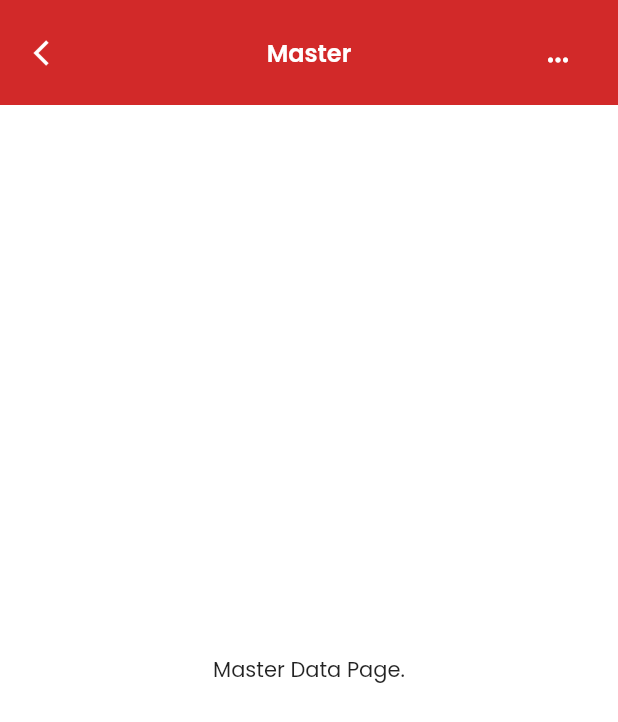
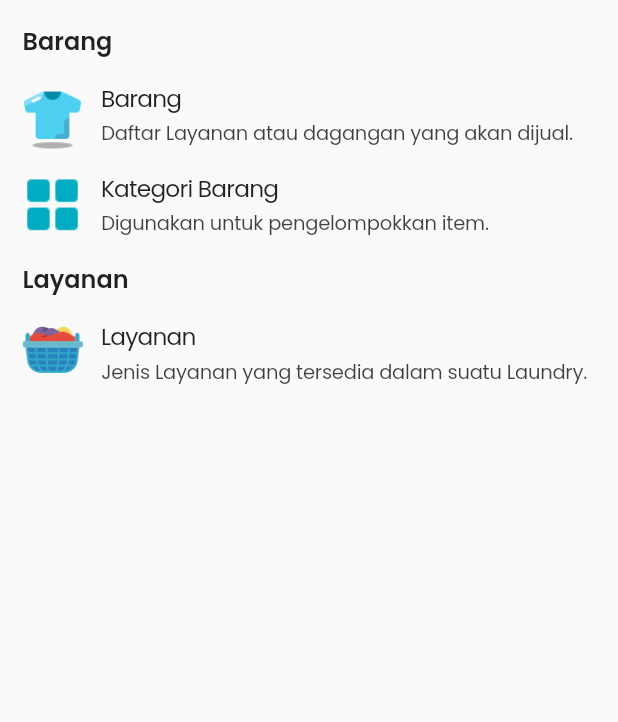
Before and after one commit to putraops/OpsLaundry.Mobile, a Flutter app: the MasterDataPage widget shown alone on an empty page, opened directly, on a phone screen of 412 x 824 dp. Shown: the top 722 px of the screen. Run offline on Flutter 3.47's test engine with Material 2 defaults, Android fonts, the light colour scheme and no system bars; our stand-ins replace dio, flutter_native_splash, flutter_redux, flutter_slidable, redux, shared_preferences; missing offline and left inert: bottom_sheet; accounts and stored records are empty.

Commit message:
Master Data menu
init

```diff
--- a/lib/components/BottomSheet.dart
+++ b/lib/components/BottomSheet.dart
@@ -81,7 +81,7 @@ void draggableBottomSheet(context, Widget widget) {
   );
 }
 
-void bottomSheet(context, String title, Widget widget, { double? size = 0.5 }) {
+void bottomSheet(context, String title, Widget widget, { double? size = 0.5, bool? hasRadius = true }) {
   showModalBottomSheet<void>(
     context: context,
     backgroundColor: Colors.transparent,
@@ -94,11 +94,11 @@ void bottomSheet(context, String title, Widget widget, { double? size = 0.5 }) {
         behavior: HitTestBehavior.deferToChild,
         child: Container(
           height: size == null ? MediaQuery.of(context).size.height * 0.5 : ((MediaQuery.of(context).size.height * size!) - 50),
-          decoration: const BoxDecoration(
+          decoration: BoxDecoration(
             color: Colors.white,
             borderRadius: BorderRadius.only(
-              topLeft: Radius.circular(15.0),
-              topRight: Radius.circular(15.0),
+              topLeft: Radius.circular(hasRadius! ? 15.0 : 0),
+              topRight:Radius.circular(hasRadius! ? 15.0 : 0),
             ),
           ),
           child: Column(
--- a/lib/components/CustomAppBar.dart
+++ b/lib/components/CustomAppBar.dart
@@ -7,7 +7,7 @@ PreferredSize customAppBar (BuildContext context, String title, { dynamic action
     child: AppBar(
       // backgroundColor: color.primary,
       title: Text(title,
-        style: const TextStyle(fontSize: 17, color: Colors.black, letterSpacing: -.5, fontWeight: FontWeight.w600,),
+        style: const TextStyle(fontSize: 16, color: Colors.black, letterSpacing: -.5, fontWeight: FontWeight.w600,),
       ),
       centerTitle: true,
       leading: IconButton(
--- a/lib/pages/dashboard/navigation/DashboardMenuController.dart
+++ b/lib/pages/dashboard/navigation/DashboardMenuController.dart
@@ -32,7 +32,7 @@ class _DashboardMenuController extends State<DashboardMenuController> {
       Submenu("Ambil", Image.asset("assets/icons/machine-2.png", height: 50, width: 50,), () => {
         debugPrint("Ambil...")
       }),
-      Submenu("Layanan", Image.asset("assets/icons/clothes.png", height: 50, width: 50,), () => {
+      Submenu("Layanan", Image.asset("assets/icons/laundry-basket.png", height: 50, width: 50,), () => {
         Navigator.of(context).push(AnimateNavigation(const ServicePage()))
       }),
       Submenu("Outlet", Image.asset("assets/icons/store.png", height: 50, width: 50,), () => {
@@ -45,7 +45,12 @@ class _DashboardMenuController extends State<DashboardMenuController> {
         Navigator.of(context).push(AnimateNavigation(const EmployeePage()))
       }),
       Submenu("Master Data", Image.asset("assets/icons/document.png", height: 50, width: 50,), () => {
-        Navigator.of(context).push(AnimateNavigation(const MasterDataPage()))
+        bottomSheet(context,
+          "Master Data",
+          const MasterDataPage(),
+          size: 1.005,
+          hasRadius: false
+        )
       }),
       Submenu("Lainnya", Image.asset("assets/icons/four-squares.png", height: 50, width: 50,), () => {
         bottomSheet(
--- a/lib/pages/master_data/MasterDataPage.dart
+++ b/lib/pages/master_data/MasterDataPage.dart
@@ -1,5 +1,7 @@
 import 'package:flutter/material.dart';
+import 'package:mobile_apps/components/CustomAppBar.dart';
 import 'package:mobile_apps/constants/color.dart' as color;
+import 'package:mobile_apps/pages/master_data/data/menus.dart';
 import 'package:mobile_apps/pages/service/components/ServiceView.dart';
 
 class MasterDataPage extends StatefulWidget {
@@ -11,62 +13,88 @@ class MasterDataPage extends StatefulWidget {
 
 class _MasterDataPageState extends State<MasterDataPage> {
 
-  @override
-  Widget build(BuildContext context) {
-    return Scaffold(
-      appBar: null,
-      backgroundColor: color.primary,
-      body: SafeArea(
-        child: Column(
-          mainAxisAlignment: MainAxisAlignment.spaceBetween,
-          crossAxisAlignment: CrossAxisAlignment.stretch,
-          children: <Widget>[
-            Container(
-              height: 70,
-              padding: const EdgeInsets.symmetric(horizontal: 0),
-              child: Row(
-                mainAxisAlignment: MainAxisAlignment.spaceBetween,
+  List<Widget> masterDataMenu() {
+    List<Widget> widgets = [];
+
+    for (var menu in menus) {
+      List<Widget> children = [];
+
+      if (menu.children != null) {
+        for (var child in menu.children!) {
+          children.add(
+            Column(
               children: [
                 GestureDetector(
-                    onTap: () { Navigator.pop(context); },
-                    child: Container(
-                      width: 65,
-                      color: color.primary,
-                      alignment: Alignment.center,
-                      child: const Icon(Icons.arrow_back_ios, color: Colors.white, size: 20,),
-                    ) ,
+                  onTap: child.onPress == null ? null : () { child.onPress!();},
+                  child: Column(
+                    children: [
+                      Row(
+                        crossAxisAlignment: CrossAxisAlignment.start,
+                        mainAxisAlignment: MainAxisAlignment.start,
+                        mainAxisSize: MainAxisSize.max,
+                        children: [
+                          SizedBox(
+                            width: 50,
+                            child: child.icon!,
                           ),
-
-                  const Text('Master', style: TextStyle(fontSize: 16, color: Colors.white, fontWeight: FontWeight.w600,)),
-
-                  GestureDetector(
-                    onTap: () { Navigator.pop(context); },
-                    child: Container(
-                      width: 65,
-                      color: color.primary,
-                      alignment: Alignment.center,
-                      child: Transform(
-                        transform: Matrix4.translationValues(-7.5, 5, 0),
-                        child: const Icon(Icons.more_horiz, color: Colors.white, size: 20),
+                          const SizedBox(width: 7.5),
+                          Expanded(
+                            child: Column(
+                              crossAxisAlignment: CrossAxisAlignment.start,
+                              children: [
+                                Text(child.title ?? "", style: const TextStyle(fontSize: 15.5, letterSpacing: -.5),),
+                                const SizedBox(height: 2.5,),
+                                Text(
+                                  child.description ?? "",
+                                  maxLines: 2,
+                                  overflow: TextOverflow.ellipsis,
+                                  style: const TextStyle(fontSize: 13, color: color.defaultTextColor, letterSpacing: -.15),
                                 ),
-                    ) ,
+                                // Text(child.description ?? "", style: const TextStyle(fontSize: 12, color: color.defaultTextColor, letterSpacing: -.15),),
+                              ],
+                            ),
+                          )
+                        ],
                       ),
                     ],
                   ),
                 ),
-            Expanded(
-              child: Container(
-                // padding: EdgeInsets.only(top: 20),
-                decoration: const BoxDecoration(
-                  color: Colors.white,
-                  // borderRadius: BorderRadius.only(topLeft: Radius.circular(30), topRight: Radius.circular(30)),
-                ),
-                child: Center(child: Text("Master Data Page."),),
-              ),
-            ),
+                const SizedBox(height: 15,),
               ],
-        ),
             )
           );
         }
       }
+      widgets.add(
+        Column(
+          crossAxisAlignment: CrossAxisAlignment.start,
+          children: [
+            Row(
+              children: [
+                const SizedBox(width: 5),
+                Text(menu.title ?? "", style: const TextStyle(fontSize: 16, fontWeight: FontWeight.w600),),
+              ],
+            ),
+            const SizedBox(height: 15,),
+            Column(children: children,)
+          ],
+        )
+      );
+    }
+
+    return widgets;
+  }
+
+  @override
+  Widget build(BuildContext context) {
+    return Padding(
+      padding: const EdgeInsets.symmetric(horizontal: 10, vertical: 15),
+      child: Column(
+        mainAxisAlignment: MainAxisAlignment.start,
+        crossAxisAlignment: CrossAxisAlignment.stretch,
+        mainAxisSize: MainAxisSize.max,
+        children: masterDataMenu(),
+      ),
+    );
+  }
+}
--- /dev/null
+++ b/lib/pages/master_data/data/menus.dart
@@ -0,0 +1,62 @@
+import 'package:flutter/material.dart';
+
+List<Menu> menus = [
+  Menu(
+    title: "Barang",
+    icon: null,
+    children: [
+      Menu(
+        title: "Barang",
+        description: "Daftar Layanan atau dagangan yang akan dijual.",
+        icon: ClipRRect(
+          child: Image.asset("assets/icons/clothes.png", height: 45, width: 45,),
+        ),
+        onPress: () {
+          print("Barang");
+        }
+      ),
+      Menu(
+        title: "Kategori Barang",
+        description: "Digunakan untuk pengelompokkan item.",
+        icon: ClipRRect(
+          child: Image.asset("assets/icons/four-squares-color.png", height: 45, width: 45,),
+        ),
+        onPress: () {
+          print("Kategori Barang");
+        }
+      ),
+    ]
+  ),
+  Menu(
+    title: "Layanan",
+    icon: null,
+    children: [
+      Menu(
+        title: "Layanan",
+        description: "Jenis Layanan yang tersedia dalam suatu Laundry.",
+        icon: ClipRRect(
+          child: Image.asset("assets/icons/laundry-basket.png", height: 40, width: 40,),
+        ),
+        onPress: () {
+          print("Layanan");
+        }
+      ),
+    ]
+  ),
+];
+
+class Menu {
+  String? title;
+  String? description;
+  Widget? icon;
+  Function? onPress;
+  List<Menu>? children;
+
+  Menu({
+    required this.title,
+    this.description,
+    this.icon,
+    this.onPress,
+    this.children,
+  });
+}
--- a/pubspec.yaml
+++ b/pubspec.yaml
@@ -85,8 +85,10 @@ flutter:
     - assets/icons/dry-cleaning.png
     - assets/icons/document.png
     - assets/icons/four-squares.png
+    - assets/icons/four-squares-color.png
     - assets/icons/iron.png
     - assets/icons/laundry.png
+    - assets/icons/laundry-basket.png
     - assets/icons/machine-1.png
     - assets/icons/machine-2.png
     - assets/icons/message.png
```
Also changed, not shown: assets/icons/four-squares-color.png (renamed from assets/icons/four-squares-1.png), assets/icons/laundry-basket.png (added). Lines whose indentation alone changed are shown as unchanged.
